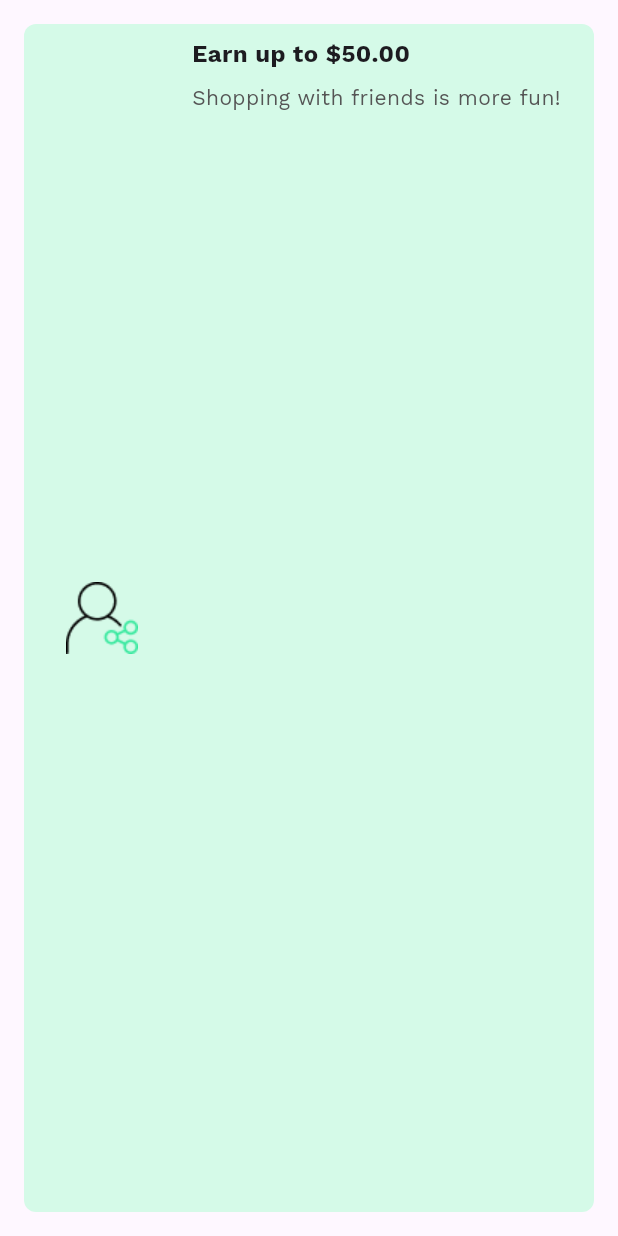
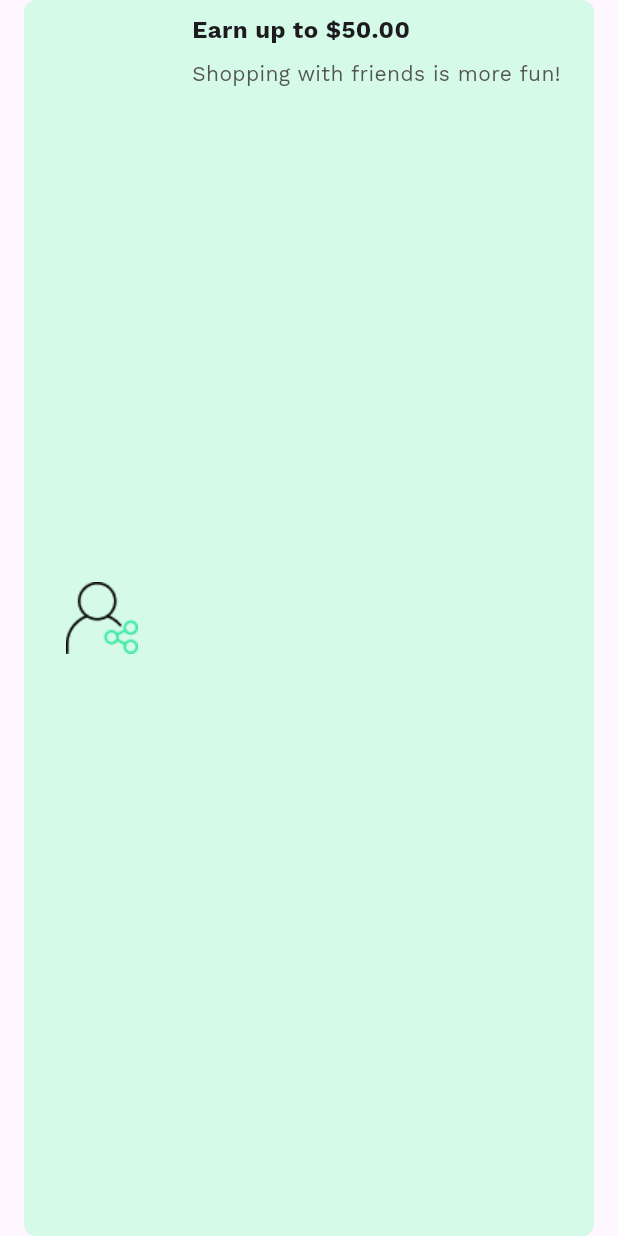
Before and after one commit to ABChapagain/SHOPPING-STORE-UI-FLUTTER, a Flutter app: the PromoBanner widget shown alone on an empty page, opened directly, on a phone screen of 412 x 824 dp. Run offline on Flutter 3.47's test engine with Material 2 defaults, Android fonts, the phone set to English and light mode, and no system bars; our stand-ins replace animated_splash_screen, carousel_slider, flutter_svg, google_fonts, google_nav_bar, transparent_image; network calls fail.

Commit message:
updated uis

```diff
--- a/lib/screens/home_screen.dart
+++ b/lib/screens/home_screen.dart
@@ -91,7 +91,7 @@ class HomeScreen extends StatelessWidget {
               ),
               GButton(
                 icon: Icons.dashboard_outlined,
-                text: 'Category',
+                text: 'Explore',
               ),
               GButton(
                 icon: Icons.favorite_outline,
--- a/lib/widgets/home/promo_banner.dart
+++ b/lib/widgets/home/promo_banner.dart
@@ -7,7 +7,7 @@ class PromoBanner extends StatelessWidget {
   @override
   Widget build(BuildContext context) {
     return Padding(
-      padding: const EdgeInsets.all(16),
+      padding: const EdgeInsets.symmetric(horizontal: 16),
       child: Container(
         decoration: BoxDecoration(
           borderRadius: BorderRadius.circular(8),
@@ -20,6 +20,7 @@ class PromoBanner extends StatelessWidget {
               padding: const EdgeInsets.all(20),
               child: Image.asset(
                 'assets/icons/promo/share.png',
+                fit: BoxFit.cover,
               ),
             ),
             const SizedBox(width: 16),
```
Also changed, not shown: lib/widgets/home/category_slider.dart (+3 -6 lines).
